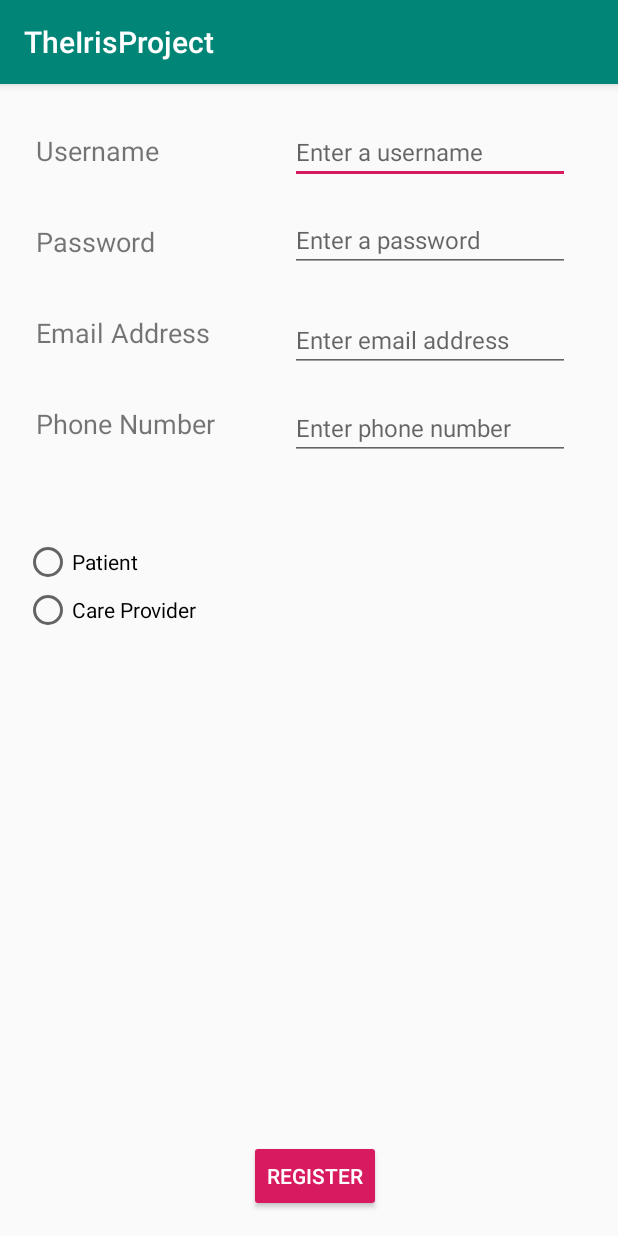
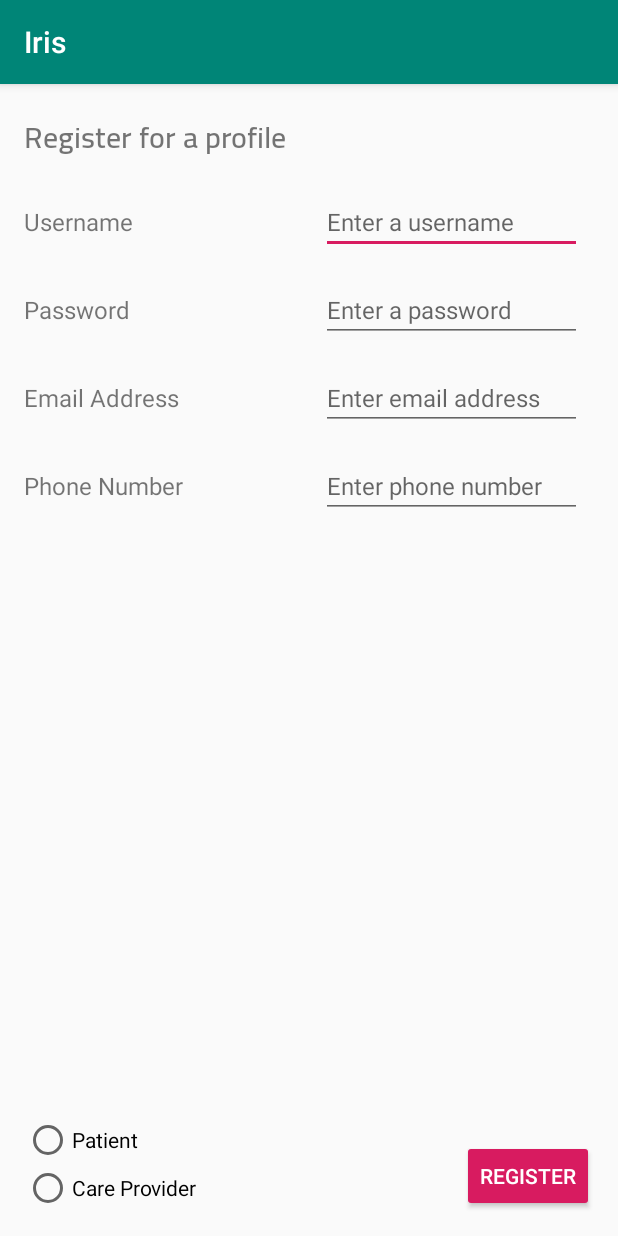
Before and after one commit to CMPUT301F18T07/TheIrisProject, an Android app: the RegisterActivity screen opened directly, with no data from a screen before it, on a phone screen of 412 x 824 dp. Run offline under Robolectric (Android 15) with nearby library versions, the phone set to English and light mode, and no system bars.

Commit message:
Fix margins in register layout, change app name to Iris

```diff
--- a/app/src/main/res/layout/activity_register.xml
+++ b/app/src/main/res/layout/activity_register.xml
@@ -11,28 +11,30 @@
         android:id="@+id/username_edit_text"
         android:layout_width="0dp"
         android:layout_height="wrap_content"
-        android:layout_marginTop="24dp"
-        android:layout_marginEnd="32dp"
+        android:layout_marginTop="16dp"
+        android:layout_marginEnd="24dp"
+        android:layout_marginBottom="12dp"
         android:ems="10"
         android:hint="@string/username_hint"
         android:inputType="textPersonName"
         android:textSize="16sp"
+        app:layout_constraintBottom_toTopOf="@+id/password_edit_text"
         app:layout_constraintEnd_toEndOf="parent"
-        app:layout_constraintTop_toTopOf="parent" />
+        app:layout_constraintStart_toEndOf="@+id/username_text_view"
+        app:layout_constraintTop_toBottomOf="@+id/textView" />
 
     <EditText
         android:id="@+id/password_edit_text"
         android:layout_width="0dp"
         android:layout_height="wrap_content"
         android:layout_marginTop="16dp"
-        android:layout_marginEnd="32dp"
-        android:layout_marginBottom="8dp"
+        android:layout_marginEnd="24dp"
         android:ems="10"
         android:hint="@string/password_hint"
         android:inputType="textPassword"
         android:textSize="16sp"
-        app:layout_constraintBottom_toTopOf="@+id/email_edit_text"
         app:layout_constraintEnd_toEndOf="parent"
+        app:layout_constraintStart_toEndOf="@+id/password_text_view"
         app:layout_constraintTop_toBottomOf="@+id/username_edit_text" />
 
     <EditText
@@ -40,14 +42,13 @@
         android:layout_width="0dp"
         android:layout_height="wrap_content"
         android:layout_marginTop="16dp"
-        android:layout_marginEnd="32dp"
-        android:layout_marginBottom="8dp"
+        android:layout_marginEnd="24dp"
         android:ems="10"
         android:hint="@string/email_hint"
         android:inputType="textEmailAddress"
         android:textSize="16sp"
-        app:layout_constraintBottom_toTopOf="@+id/phone_edit_text"
         app:layout_constraintEnd_toEndOf="parent"
+        app:layout_constraintStart_toEndOf="@+id/email_text_view"
         app:layout_constraintTop_toBottomOf="@+id/password_edit_text" />
 
     <EditText
@@ -55,90 +56,83 @@
         android:layout_width="0dp"
         android:layout_height="wrap_content"
         android:layout_marginTop="16dp"
-        android:layout_marginEnd="32dp"
+        android:layout_marginEnd="24dp"
         android:ems="10"
         android:hint="@string/phone_hint"
         android:inputType="phone"
         android:textSize="16sp"
         app:layout_constraintEnd_toEndOf="parent"
+        app:layout_constraintStart_toEndOf="@+id/phone_text_view"
         app:layout_constraintTop_toBottomOf="@+id/email_edit_text" />
 
     <TextView
         android:id="@+id/username_text_view"
         android:layout_width="0dp"
         android:layout_height="wrap_content"
-        android:layout_marginStart="24dp"
-        android:layout_marginTop="32dp"
-        android:layout_marginEnd="32dp"
+        android:layout_marginStart="16dp"
+        android:layout_marginEnd="24dp"
         android:text="@string/username_title"
-        android:textSize="18sp"
+        android:textSize="16sp"
+        app:layout_constraintBaseline_toBaselineOf="@+id/username_edit_text"
         app:layout_constraintEnd_toStartOf="@+id/username_edit_text"
         app:layout_constraintHorizontal_chainStyle="spread_inside"
-        app:layout_constraintStart_toStartOf="parent"
-        app:layout_constraintTop_toTopOf="parent" />
+        app:layout_constraintStart_toStartOf="parent" />
 
     <TextView
         android:id="@+id/password_text_view"
         android:layout_width="0dp"
         android:layout_height="wrap_content"
-        android:layout_marginStart="24dp"
-        android:layout_marginTop="36dp"
-        android:layout_marginEnd="16dp"
+        android:layout_marginStart="16dp"
+        android:layout_marginEnd="24dp"
         android:text="@string/password_title"
-        android:textSize="18sp"
+        android:textSize="16sp"
+        app:layout_constraintBaseline_toBaselineOf="@+id/password_edit_text"
         app:layout_constraintEnd_toStartOf="@+id/password_edit_text"
-        app:layout_constraintStart_toStartOf="parent"
-        app:layout_constraintTop_toBottomOf="@+id/username_text_view" />
+        app:layout_constraintStart_toStartOf="parent" />
 
     <TextView
         android:id="@+id/email_text_view"
         android:layout_width="0dp"
         android:layout_height="wrap_content"
-        android:layout_marginStart="24dp"
-        android:layout_marginTop="36dp"
-        android:layout_marginEnd="16dp"
+        android:layout_marginStart="16dp"
+        android:layout_marginEnd="24dp"
         android:text="@string/email_title"
-        android:textSize="18sp"
+        android:textSize="16sp"
+        app:layout_constraintBaseline_toBaselineOf="@+id/email_edit_text"
         app:layout_constraintEnd_toStartOf="@+id/email_edit_text"
-        app:layout_constraintHorizontal_bias="0.0"
-        app:layout_constraintHorizontal_chainStyle="spread_inside"
-        app:layout_constraintStart_toStartOf="parent"
-        app:layout_constraintTop_toBottomOf="@+id/password_text_view" />
+        app:layout_constraintStart_toStartOf="parent" />
 
     <TextView
         android:id="@+id/phone_text_view"
         android:layout_width="0dp"
-        android:layout_height="wrap_content"
-        android:layout_marginStart="24dp"
-        android:layout_marginTop="36dp"
-        android:layout_marginEnd="16dp"
+        android:layout_height="21dp"
+        android:layout_marginStart="16dp"
+        android:layout_marginEnd="24dp"
         android:text="@string/phone_title"
-        android:textSize="18sp"
+        android:textSize="16sp"
+        app:layout_constraintBaseline_toBaselineOf="@+id/phone_edit_text"
         app:layout_constraintEnd_toStartOf="@+id/phone_edit_text"
-        app:layout_constraintStart_toStartOf="parent"
-        app:layout_constraintTop_toBottomOf="@+id/email_text_view" />
+        app:layout_constraintStart_toStartOf="parent" />
 
     <Button
         android:id="@+id/register_button"
         style="@style/Widget.AppCompat.Button.Colored"
         android:layout_width="wrap_content"
         android:layout_height="wrap_content"
-        android:layout_marginStart="16dp"
-        android:layout_marginEnd="8dp"
+        android:layout_marginEnd="16dp"
         android:layout_marginBottom="16dp"
         android:text="@string/register_button"
         app:layout_constraintBottom_toBottomOf="parent"
-        app:layout_constraintEnd_toEndOf="parent"
-        app:layout_constraintStart_toStartOf="parent" />
+        app:layout_constraintEnd_toEndOf="parent" />
 
     <RadioGroup
         android:id="@+id/radioGroup"
         android:layout_width="wrap_content"
         android:layout_height="wrap_content"
         android:layout_marginStart="16dp"
-        android:layout_marginTop="64dp"
-        app:layout_constraintStart_toStartOf="parent"
-        app:layout_constraintTop_toBottomOf="@+id/phone_text_view">
+        android:layout_marginBottom="16dp"
+        app:layout_constraintBottom_toBottomOf="parent"
+        app:layout_constraintStart_toStartOf="parent">
 
         <RadioButton
             android:id="@+id/radioButton3"
@@ -157,4 +151,17 @@
             tools:layout_editor_absoluteX="209dp" />
     </RadioGroup>
 
+    <TextView
+        android:id="@+id/textView"
+        android:layout_width="wrap_content"
+        android:layout_height="wrap_content"
+        android:layout_marginStart="16dp"
+        android:layout_marginTop="16dp"
+        android:fontFamily="@font/cairo_semibold"
+        android:text="@string/register_title"
+        android:textSize="20sp"
+        android:textStyle="bold"
+        app:layout_constraintStart_toStartOf="parent"
+        app:layout_constraintTop_toTopOf="parent" />
+
 </android.support.constraint.ConstraintLayout>
--- a/app/src/main/res/values/strings.xml
+++ b/app/src/main/res/values/strings.xml
@@ -1,16 +1,17 @@
 <resources>
-    <string name="app_name">TheIrisProject</string>
+    <string name="app_name">Iris</string>
 
     <!--Terminology strings-->
     <string name="patient">Patient</string>
     <string name="care_provider">Care Provider</string>
 
     <!--Main screen strings-->
-    <string name="main_title">The Iris Project</string>
+    <string name="main_title">Iris</string>
     <string name="login_button">Login</string>
     <string name="register_button">Register</string>
 
     <!-- Register screen strings -->
+    <string name="register_title">Register for a profile</string>
     <string name="username_title">Username</string>
     <string name="password_title">Password</string>
     <string name="phone_title">Phone Number</string>
```
